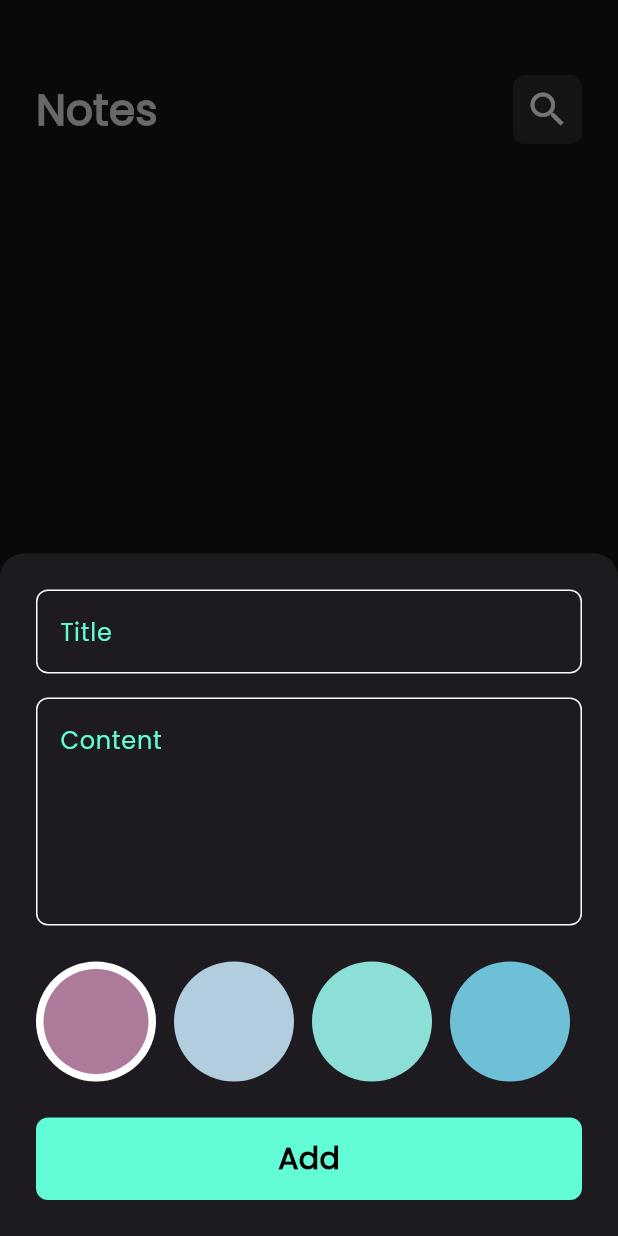
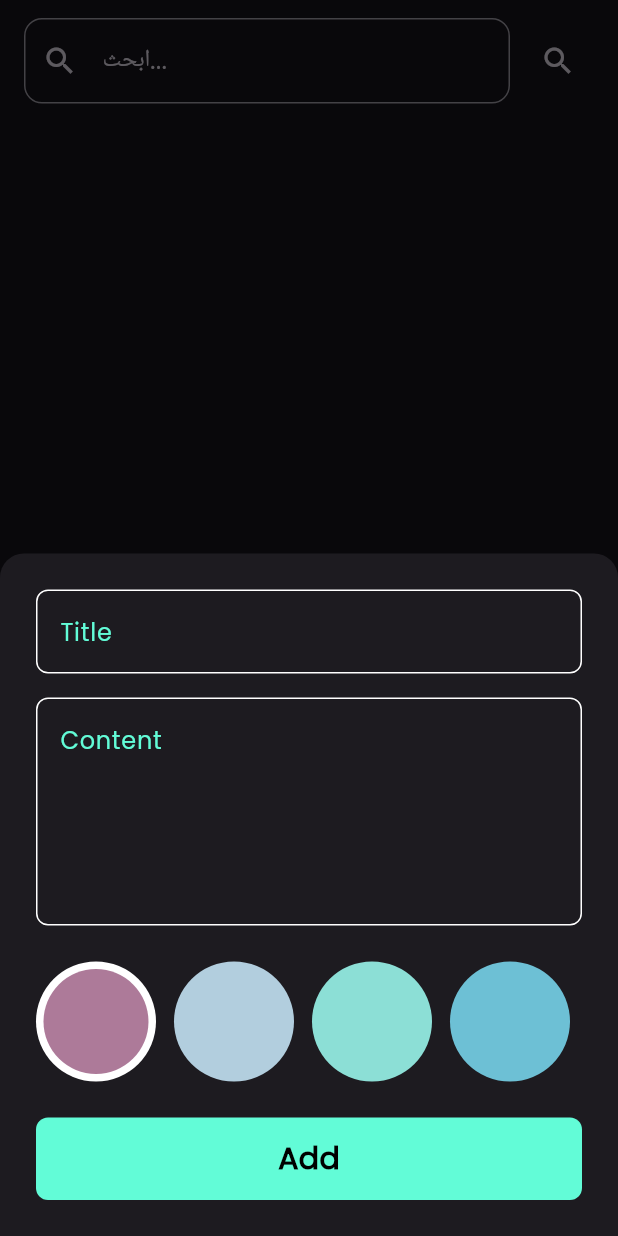
Before and after one commit to AbdalluhEssam/note_app, a Flutter app: the screen it shows after launch, after a tap on the "add" icon, on a phone screen of 412 x 824 dp. Run offline on Flutter 3.47's test engine with Material 3 defaults, Android fonts, the phone set to English and light mode, and no system bars; our stand-ins replace bloc, flutter_bloc, font_awesome_flutter, hive, hive_flutter; accounts and stored records are empty.

Commit message:
Implement search functionality for notes and update project metadata

```diff
--- a/lib/cubits/notes_cubit/notes_cubit.dart
+++ b/lib/cubits/notes_cubit/notes_cubit.dart
@@ -10,11 +10,25 @@ class NotesCubit extends Cubit<NotesState> {
   NotesCubit() : super(NotesInitial());
 
   List<NoteModel>? notes;
+  List<NoteModel>? filteredNotes; // <== الملاحظات بعد الفلترة
 
   fetchNotes() async {
     notes?.clear();
     var notesBox = Hive.box<NoteModel>(kNotesBox);
     notes = notesBox.values.toList();
+    filteredNotes = notes; // أول مرة بتكون كلها
+    emit(NotesSuccess());
+  }
+
+  void searchNotes(String query) {
+    if (query.isEmpty) {
+      filteredNotes = notes;
+    } else {
+      filteredNotes = notes?.where((note) {
+        return note.title.toLowerCase().contains(query.toLowerCase()) ||
+            note.subTitle.toLowerCase().contains(query.toLowerCase());
+      }).toList();
+    }
     emit(NotesSuccess());
   }
 }
--- a/lib/main.dart
+++ b/lib/main.dart
@@ -5,7 +5,6 @@ import 'package:note_app/models/note_model.dart';
 import 'package:note_app/simple_bloc_observer.dart';
 import 'package:note_app/views/notes_view.dart';
 import 'package:flutter_bloc/flutter_bloc.dart';
-import 'cubits/add_note_cubit/add_note_cubit.dart';
 import 'cubits/notes_cubit/notes_cubit.dart';
 
 void main() async {
--- a/lib/views/notes_view.dart
+++ b/lib/views/notes_view.dart
@@ -1,6 +1,4 @@
 import 'package:flutter/material.dart';
-import 'package:flutter_bloc/flutter_bloc.dart';
-import 'package:note_app/cubits/notes_cubit/notes_cubit.dart';
 import 'package:note_app/views/widgets/add_note_bottom_sheet.dart';
 import 'package:note_app/views/widgets/notes_view_body.dart';
 
--- a/lib/views/widgets/custom_app_bar.dart
+++ b/lib/views/widgets/custom_app_bar.dart
@@ -1,23 +1,35 @@
 import 'package:flutter/material.dart';
-
-import 'custom_search_icon.dart';
+import 'package:flutter_bloc/flutter_bloc.dart';
+import '../../cubits/notes_cubit/notes_cubit.dart';
 
 class CustomAppBar extends StatelessWidget {
-  const CustomAppBar({super.key, required this.title, required this.icon, this.onPressed});
   final String title;
   final IconData icon;
-  final void Function()? onPressed;
+  final VoidCallback onPressed;
+
+  const CustomAppBar({super.key, required this.title, required this.icon, required this.onPressed});
 
   @override
   Widget build(BuildContext context) {
-    return  Row(
-      mainAxisAlignment: MainAxisAlignment.spaceBetween,
+    return Row(
       children: [
-        Text(
-          title,
-          style: const TextStyle(fontSize: 28, fontWeight: FontWeight.bold),
+        Expanded(
+          child: TextField(
+            decoration: InputDecoration(
+              hintText: 'ابحث...',
+              border: OutlineInputBorder(borderRadius: BorderRadius.circular(12)),
+              prefixIcon: const Icon(Icons.search),
+            ),
+            onChanged: (value) {
+              BlocProvider.of<NotesCubit>(context).searchNotes(value);
+            },
+          ),
         ),
-        CustomSearchIcon(iconData: icon,onPressed: onPressed,),
+        const SizedBox(width: 8),
+        IconButton(
+          icon: Icon(icon),
+          onPressed: onPressed,
+        ),
       ],
     );
   }
--- a/lib/views/widgets/notes_list_view.dart
+++ b/lib/views/widgets/notes_list_view.dart
@@ -12,17 +12,14 @@ class NotesListView extends StatelessWidget {
   Widget build(BuildContext context) {
     return BlocBuilder<NotesCubit, NotesState>(
       builder: (context, state) {
-        List<NoteModel> notes = BlocProvider.of<NotesCubit>(context).notes ?? [];
+        List<NoteModel> notes = BlocProvider.of<NotesCubit>(context).filteredNotes ?? [];
         return Padding(
           padding: const EdgeInsets.only(top: 16),
           child: ListView.separated(
               padding: EdgeInsets.zero,
-              itemBuilder: (context, index) =>  NoteItem(noteModel: notes[index],),
-              separatorBuilder: (context, index) =>
-              const SizedBox(
-                height: 8,
-              ),
-              itemCount: notes.length ?? 0),
+              itemBuilder: (context, index) => NoteItem(noteModel: notes[index]),
+              separatorBuilder: (context, index) => const SizedBox(height: 8),
+              itemCount: notes.length),
         );
       },
     );
--- a/lib/views/widgets/notes_view_body.dart
+++ b/lib/views/widgets/notes_view_body.dart
@@ -7,14 +7,19 @@ class NotesViewBody extends StatelessWidget {
 
   @override
   Widget build(BuildContext context) {
-    return const Padding(
-      padding: EdgeInsets.only(top: 50, left: 24, right: 24),
+    return SafeArea(child: Padding(
+      padding: const EdgeInsets.only(top: 12, left: 16, right: 16),
       child: Column(
         children: [
-          CustomAppBar(title: "Notes",icon: Icons.search,),
+
+          CustomAppBar(
+            title: "Notes",
+            icon: Icons.search,
+            onPressed: () {},
+          ),
           Expanded(child: NotesListView())
         ],
       ),
-    );
+    ));
   }
 }
```
Also changed, not shown: flutter_launcher_icons.yaml (added, +32 -0 lines), pubspec.yaml (+12 -59 lines), assets/icon/icon.png (added), pubspec.lock, 127 other files.
